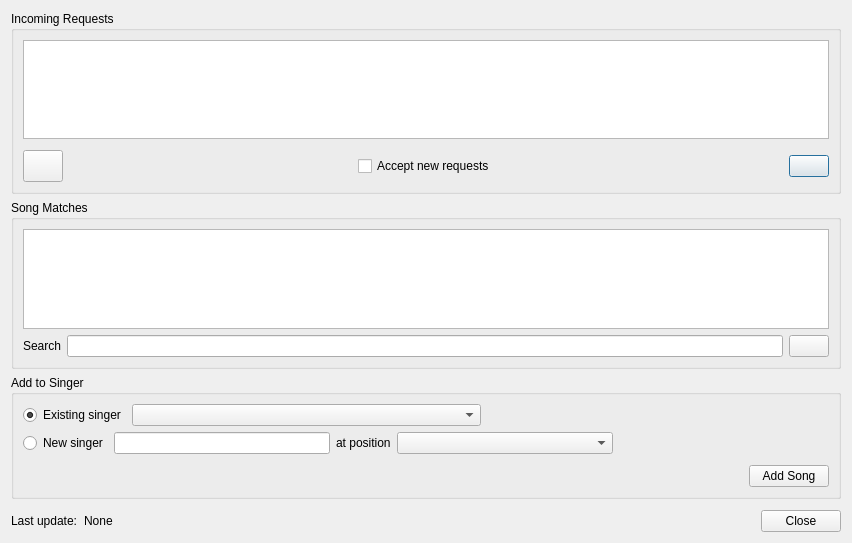
This is OpenKJ/dlgrequests.ui in OpenKJ/OpenKJ as Qt 5 draws it before an edit. The edited form follows.
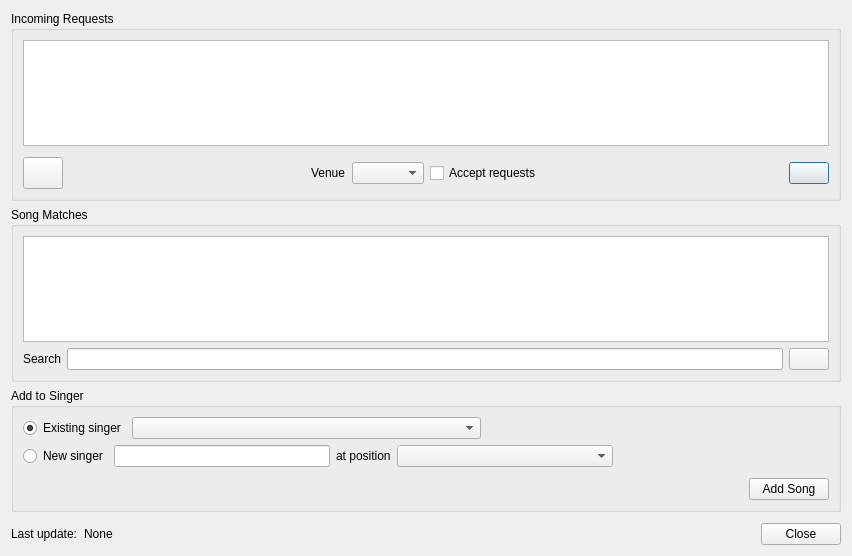
This is the edited form. Icons and pictures are not drawn.

Commit message:
Reworking the requests stuff to work with the new api
Still need to do a lot of cleanup of old code from the previous api, but
the new one appears to be working okay with the new songbook.openkj.org
site now.

Patch:
```diff
--- a/OpenKJ/dlgrequests.ui
+++ b/OpenKJ/dlgrequests.ui
@@ -7,7 +7,7 @@
     <x>0</x>
     <y>0</y>
     <width>852</width>
-    <height>543</height>
+    <height>556</height>
    </rect>
   </property>
   <property name="windowTitle">
@@ -83,13 +83,23 @@
           </property>
          </spacer>
         </item>
+        <item>
+         <widget class="QLabel" name="label_3">
+          <property name="text">
+           <string>Venue</string>
+          </property>
+         </widget>
+        </item>
+        <item>
+         <widget class="QComboBox" name="comboBoxVenue"/>
+        </item>
         <item>
          <widget class="QCheckBox" name="checkBoxAccepting">
           <property name="focusPolicy">
            <enum>Qt::NoFocus</enum>
           </property>
           <property name="text">
-           <string>Accept new requests</string>
+           <string>Accept requests</string>
           </property>
          </widget>
         </item>
```
The commit also changes 12 other files.
